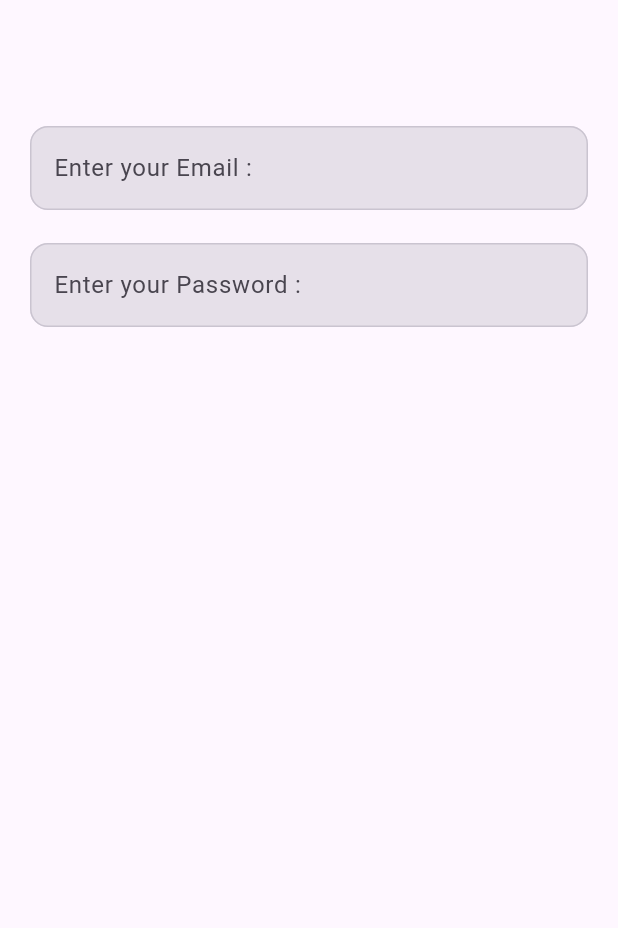
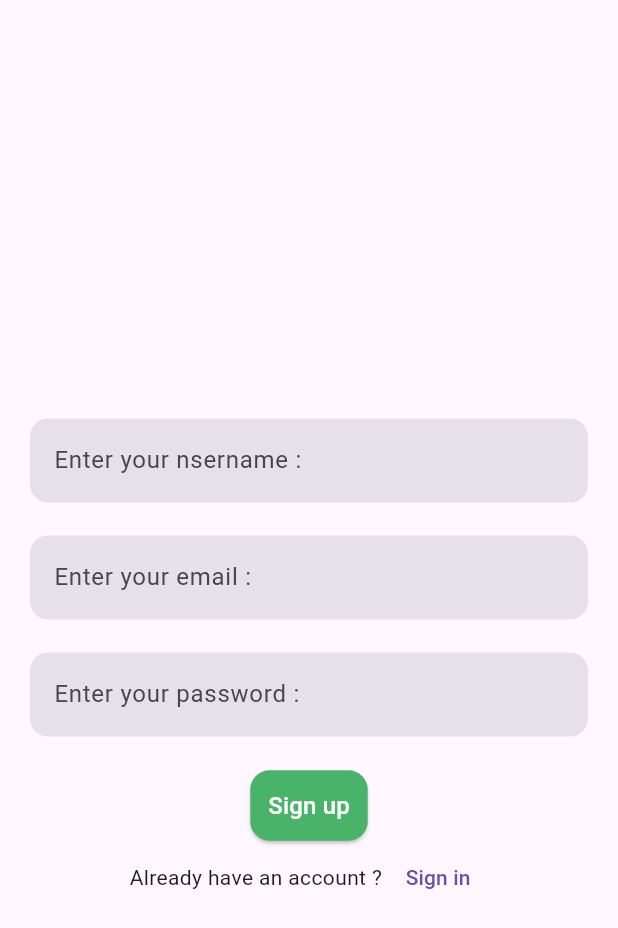
Before and after one commit to lbarsidati22/ecommerce_app, a Flutter app: the screen it shows after launch, on a phone screen of 412 x 824 dp. Shown: the top 928 px of the screen. Run offline on Flutter 3.47's test engine with Material 3 defaults, Android fonts, the phone set to English and light mode, and no system bars.

Commit message:
register page with navigator

```diff
--- a/lib/main.dart
+++ b/lib/main.dart
@@ -1,3 +1,4 @@
+import 'package:ecommerce_app/pages/register.dart';
 import 'package:flutter/material.dart';
 
 import 'pages/login.dart';
@@ -16,7 +17,7 @@ class EcommerceApp extends StatelessWidget {
       theme: ThemeData(
         useMaterial3: true,
       ),
-      home: const Login(),
+      home: const Register(),
     );
   }
 }
--- a/lib/pages/login.dart
+++ b/lib/pages/login.dart
@@ -1,4 +1,5 @@
-import 'package:ecommerce_app/shared/cusstom_text_filed.dart';
+import 'package:ecommerce_app/shared/colors_constans.dart';
+import 'package:ecommerce_app/shared/constants.dart';
 import 'package:flutter/material.dart';
 
 class Login extends StatelessWidget {
@@ -6,29 +7,74 @@ class Login extends StatelessWidget {
 
   @override
   Widget build(BuildContext context) {
-    return const Scaffold(
+    return SafeArea(
+      child: Scaffold(
         body: Center(
           child: Padding(
             padding: EdgeInsets.all(20.0),
             child: Column(
+              mainAxisAlignment: MainAxisAlignment.center,
               children: [
                 SizedBox(
                   height: 64,
                 ),
-              MyTextFiled(
-                textInputType: TextInputType.emailAddress,
-                hinttext: 'Enter your Email :',
-                isPassword: false,
+                TextField(
+                  obscureText: false,
+                  keyboardType: TextInputType.emailAddress,
+                  decoration: decorationTextFiled.copyWith(
+                    hintText: 'Enter your email :',
+                  ),
                 ),
                 SizedBox(
                   height: 22,
                 ),
-              MyTextFiled(
-                textInputType: TextInputType.text,
-                isPassword: true,
-                hinttext: 'Enter your Password :',
+                TextField(
+                  obscureText: true,
+                  keyboardType: TextInputType.text,
+                  decoration: decorationTextFiled.copyWith(
+                    hintText: 'Enter your password :',
+                  ),
+                ),
+                SizedBox(
+                  height: 22,
+                ),
+                ElevatedButton(
+                  style: ButtonStyle(
+                    padding: WidgetStateProperty.all(
+                      EdgeInsets.all(12),
+                    ),
+                    shape: WidgetStateProperty.all(
+                      RoundedRectangleBorder(
+                        borderRadius: BorderRadius.circular(13),
+                      ),
+                    ),
+                    backgroundColor: WidgetStateProperty.all(
+                      bTNgreen,
+                    ),
+                  ),
+                  onPressed: () {},
+                  child: Text(
+                    'Sign in',
+                    style: TextStyle(
+                      color: Colors.white,
+                      fontSize: 16,
+                    ),
+                  ),
+                ),
+                Row(
+                  mainAxisAlignment: MainAxisAlignment.center,
+                  children: [
+                    const Text('Don\'t have an account ? '),
+                    TextButton(
+                      onPressed: () {
+                        Navigator.pop(context);
+                      },
+                      child: const Text('Sign up'),
                     ),
                   ],
+                ),
+              ],
+            ),
           ),
         ),
       ),
--- /dev/null
+++ b/lib/pages/register.dart
@@ -0,0 +1,101 @@
+import 'package:ecommerce_app/pages/login.dart';
+import 'package:ecommerce_app/shared/colors_constans.dart';
+import 'package:ecommerce_app/shared/constants.dart';
+import 'package:flutter/material.dart';
+
+class Register extends StatelessWidget {
+  const Register({super.key});
+
+  @override
+  Widget build(BuildContext context) {
+    return SafeArea(
+      child: Scaffold(
+        body: Center(
+          child: Padding(
+            padding: EdgeInsets.all(20.0),
+            child: SingleChildScrollView(
+              child: Column(
+                mainAxisAlignment: MainAxisAlignment.center,
+                children: [
+                  SizedBox(
+                    height: 64,
+                  ),
+                  TextField(
+                    obscureText: false,
+                    keyboardType: TextInputType.emailAddress,
+                    decoration: decorationTextFiled.copyWith(
+                      hintText: 'Enter your nsername :',
+                    ),
+                  ),
+                  SizedBox(
+                    height: 22,
+                  ),
+                  TextField(
+                    obscureText: false,
+                    keyboardType: TextInputType.emailAddress,
+                    decoration: decorationTextFiled.copyWith(
+                      hintText: 'Enter your email :',
+                    ),
+                  ),
+                  SizedBox(
+                    height: 22,
+                  ),
+                  TextField(
+                    obscureText: true,
+                    keyboardType: TextInputType.text,
+                    decoration: decorationTextFiled.copyWith(
+                      hintText: 'Enter your password :',
+                    ),
+                  ),
+                  SizedBox(
+                    height: 22,
+                  ),
+                  ElevatedButton(
+                    style: ButtonStyle(
+                      padding: WidgetStateProperty.all(
+                        EdgeInsets.all(12),
+                      ),
+                      shape: WidgetStateProperty.all(
+                        RoundedRectangleBorder(
+                          borderRadius: BorderRadius.circular(13),
+                        ),
+                      ),
+                      backgroundColor: WidgetStateProperty.all(
+                        bTNgreen,
+                      ),
+                    ),
+                    onPressed: () {},
+                    child: Text(
+                      'Sign up',
+                      style: TextStyle(
+                        color: Colors.white,
+                        fontSize: 16,
+                      ),
+                    ),
+                  ),
+                  Row(
+                    mainAxisAlignment: MainAxisAlignment.center,
+                    children: [
+                      const Text('Already have an account ? '),
+                      TextButton(
+                        onPressed: () {
+                          Navigator.push(
+                            context,
+                            MaterialPageRoute(
+                              builder: (context) => const Login(),
+                            ),
+                          );
+                        },
+                        child: const Text('Sign in'),
+                      ),
+                    ],
+                  ),
+                ],
+              ),
+            ),
+          ),
+        ),
+      ),
+    );
+  }
+}
--- /dev/null
+++ b/lib/shared/colors_constans.dart
@@ -0,0 +1,5 @@
+import 'package:flutter/material.dart';
+
+const bTNpink = Color.fromARGB(255, 241, 39, 100);
+const bTNgreen = Color.fromARGB(255, 73, 179, 105);
+const appbarGreen = Color.fromARGB(255, 76, 141, 95);
--- /dev/null
+++ b/lib/shared/constants.dart
@@ -0,0 +1,19 @@
+import 'package:flutter/material.dart';
+
+const decorationTextFiled = InputDecoration(
+  focusedBorder: const OutlineInputBorder(
+    borderSide: BorderSide(
+      color: Colors.grey,
+    ),
+    borderRadius: BorderRadius.all(
+      Radius.circular(12),
+    ),
+  ),
+  enabledBorder: OutlineInputBorder(
+    borderSide: BorderSide.none,
+    borderRadius: const BorderRadius.all(
+      Radius.circular(12),
+    ),
+  ),
+  filled: true,
+);
--- a/lib/shared/cusstom_text_filed.dart
+++ /dev/null
@@ -1,38 +0,0 @@
-import 'package:flutter/material.dart';
-
-class MyTextFiled extends StatelessWidget {
-  const MyTextFiled({
-    super.key,
-    required this.hinttext,
-    required this.isPassword,
-    this.textInputType = TextInputType.text,
-  });
-  final bool isPassword;
-  final TextInputType textInputType;
-  final String hinttext;
-  @override
-  Widget build(BuildContext context) {
-    return TextField(
-      obscureText: isPassword,
-      keyboardType: textInputType,
-      decoration: InputDecoration(
-        focusedBorder: const OutlineInputBorder(
-          borderSide: BorderSide(
-            color: Colors.grey,
-          ),
-          borderRadius: BorderRadius.all(
-            Radius.circular(12),
-          ),
-        ),
-        enabledBorder: OutlineInputBorder(
-          borderSide: Divider.createBorderSide(context),
-          borderRadius: const BorderRadius.all(
-            Radius.circular(12),
-          ),
-        ),
-        hintText: hinttext,
-        filled: true,
-      ),
-    );
-  }
-}
```
Lines whose indentation alone changed are shown as unchanged.
